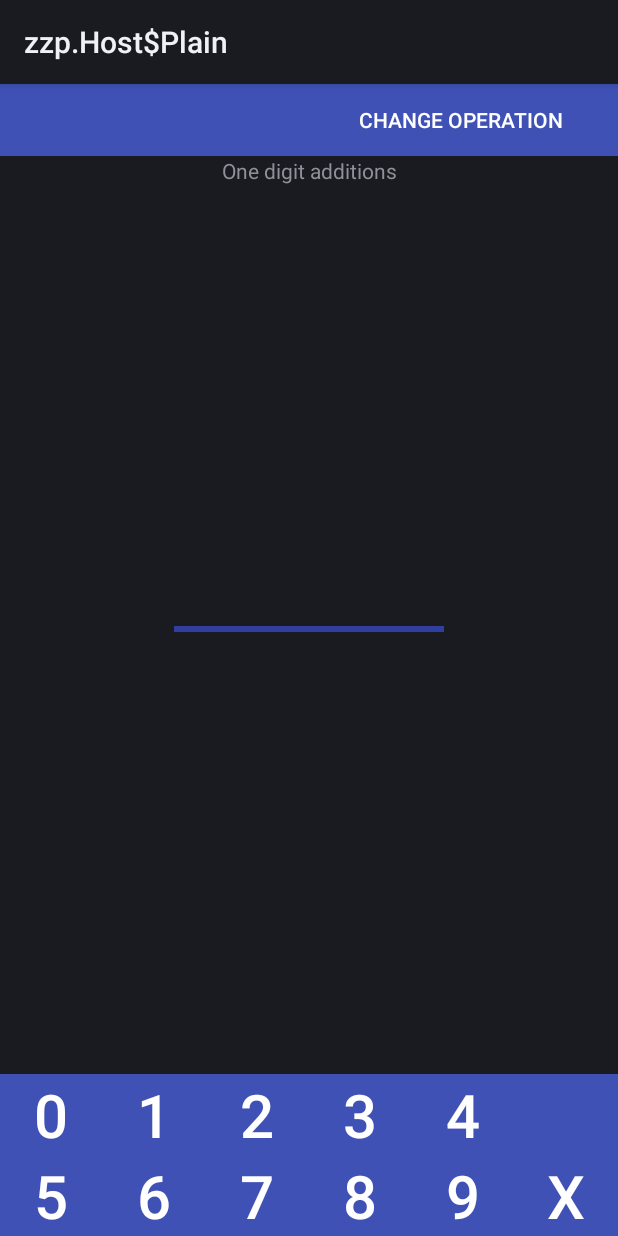
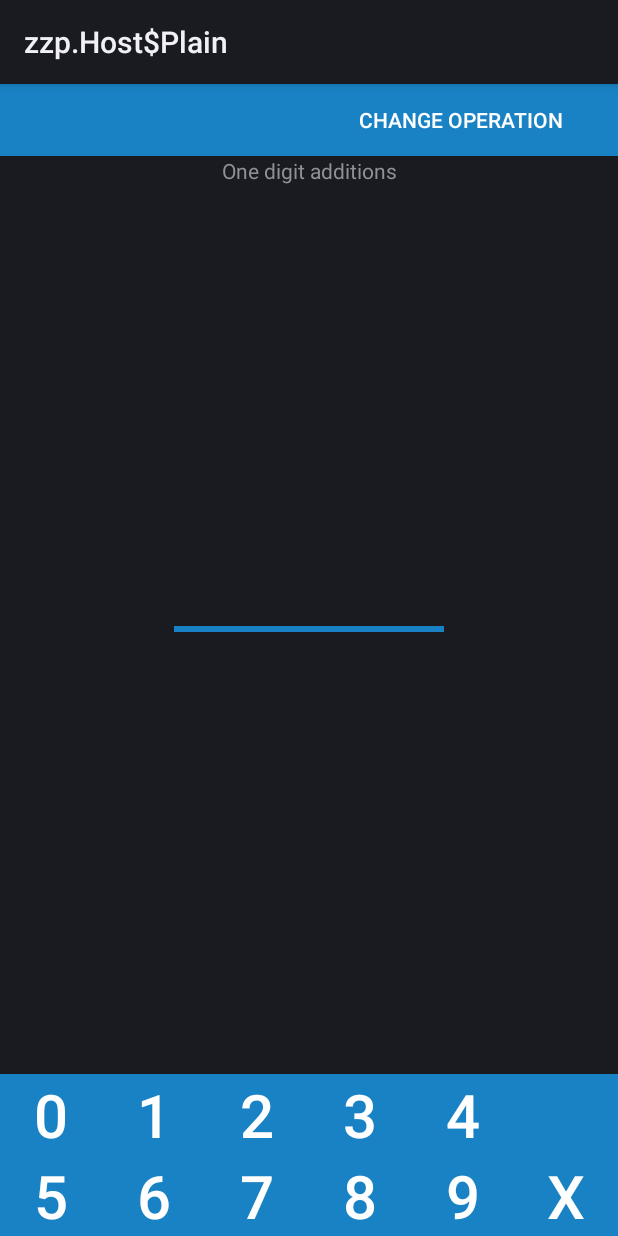
Before and after one commit to epman/mathops_android, an Android app: the layout activity_main.xml on its own in the app's theme, with its tools: preview values and no code run, on a phone screen of 412 x 824 dp. Run offline under Robolectric (Android 15) with nearby library versions, the light colour scheme and no system bars.

Commit message:
Colors update

```diff
--- a/base/src/main/res/drawable/ic_medal.xml
+++ b/base/src/main/res/drawable/ic_medal.xml
@@ -1,25 +1,23 @@
 <vector android:height="24dp" android:viewportHeight="1052.4"
     android:viewportWidth="744.09" android:width="24dp" xmlns:android="http://schemas.android.com/apk/res/android">
-    <path android:fillColor="#b50000"
-        android:pathData="m181.2,20l0,470.5l50,50 2,2 48,48 2,2 48,48 2,2 40.4,40.4l9.2,0l0.4,-0.4 42,-42 2,-2 46,-46 4,-4 46,-46 2,-2 50,-50l0,-470.5l-344.3,0z"
-        android:strokeColor="#5d3434" android:strokeWidth="20"/>
-    <path android:fillColor="#dc0000" android:pathData="m236.8,26l0,506.1l106.4,109.7l0,-615.8zM412.8,26l0,614.6l106.4,-106.7l0,-507.9z"/>
-    <path android:fillColor="#5d3434" android:pathData="M176.1,13.8l403.4,0l0,42.9l-403.4,0z"/>
-    <path android:fillColor="#ff4646"
+    <path android:fillColor="#fc1414"
+        android:pathData="m181.2,20 l0,470.5 50,50 2,2 48,48 2,2 48,48 2,2 40.4,40.4 9.2,0 0.4,-0.4 42,-42 2,-2 46,-46 4,-4 46,-46 2,-2 50,-50 0,-470.5 -344.3,0z"
+        android:strokeColor="#5d3434" android:strokeWidth="20.01799965"/>
+    <path android:fillColor="#dc0000" android:pathData="m236.8,26 l0,506.1 106.4,109.7 0,-615.8zM412.8,26 L412.8,640.6 519.2,533.9 519.2,26z"/>
+    <path android:fillColor="#5d3434" android:pathData="M176.1,13.8h403.4v42.9h-403.4z"/>
+    <path android:fillColor="#f4e468"
         android:pathData="m611.5,785.4a230.5,230.5 0,1 1,-461 0,230.5 230.5,0 1,1 461,0z"
         android:strokeColor="#414141" android:strokeWidth="2.7902"/>
-    <path android:fillColor="#7d7d7d" android:pathData="m611.5,785.4a230.5,230.5 0,1 1,-461 0,230.5 230.5,0 1,1 461,0z"/>
+    <path android:fillColor="#f8f074" android:pathData="m611.5,785.4a230.5,230.5 0,1 1,-461 0,230.5 230.5,0 1,1 461,0z"/>
     <path android:fillColor="#868686" android:pathData="m403.8,578.3a190.5,190.5 83.2,1 1,-45.5 378.2,190.5 190.5,83.2 1,1 45.5,-378.2z"/>
     <path android:fillColor="#777777" android:pathData="m407.2,596.1a190.5,190.5 0,1 1,-45.5 378.2,190.5 190.5,0 1,1 45.5,-378.2z"/>
-    <path android:fillColor="#5f5f5f" android:pathData="m381.1,603.7c-100.4,0 -181.8,81.4 -181.8,181.8 0,100.4 81.4,181.8 181.8,181.8 100.4,0 181.8,-81.4 181.8,-181.8 0,-100.4 -81.4,-181.8 -181.8,-181.8z"/>
+    <path android:fillColor="#dcb830" android:pathData="m381.1,603.7c-100.4,0 -181.8,81.4 -181.8,181.8 0,100.4 81.4,181.8 181.8,181.8 100.4,0 181.8,-81.4 181.8,-181.8 0,-100.4 -81.4,-181.8 -181.8,-181.8z"/>
     <path android:fillColor="#444444"
         android:pathData="m381.1,566.8c-120.8,0 -218.7,97.9 -218.7,218.7 0,120.8 97.9,218.7 218.7,218.7 120.8,0 218.7,-97.9 218.7,-218.7 0,-120.8 -97.9,-218.7 -218.7,-218.7zM381.1,603.7c100.4,0 181.8,81.4 181.8,181.8 0,100.4 -81.4,181.8 -181.8,181.8 -100.4,0 -181.8,-81.4 -181.8,-181.8 0,-100.4 81.4,-181.8 181.8,-181.8z"
         android:strokeColor="#414141" android:strokeWidth="9.0028"/>
-    <path android:fillColor="#cecec0" android:pathData="m381.1,566.8c-120.8,0 -218.7,97.9 -218.7,218.7 0,120.8 97.9,218.7 218.7,218.7 120.8,0 218.7,-97.9 218.7,-218.7 0,-120.8 -97.9,-218.7 -218.7,-218.7zM381.1,603.7c100.4,0 181.8,81.4 181.8,181.8 0,100.4 -81.4,181.8 -181.8,181.8 -100.4,0 -181.8,-81.4 -181.8,-181.8 0,-100.4 81.4,-181.8 181.8,-181.8z"/>
-    <path android:fillColor="#ffc022"
+    <path android:fillColor="#ecd454" android:pathData="m381.1,566.8c-120.8,0 -218.7,97.9 -218.7,218.7 0,120.8 97.9,218.7 218.7,218.7 120.8,0 218.7,-97.9 218.7,-218.7 0,-120.8 -97.9,-218.7 -218.7,-218.7zM381.1,603.7c100.4,0 181.8,81.4 181.8,181.8 0,100.4 -81.4,181.8 -181.8,181.8 -100.4,0 -181.8,-81.4 -181.8,-181.8 0,-100.4 81.4,-181.8 181.8,-181.8z"/>
+    <path android:fillAlpha="1" android:fillColor="#ffde22"
+        android:fillType="evenOdd"
         android:pathData="m255.6,716.4 l42.2,71.8 -40.1,73 83.3,-0.7 43.2,71.2 41.1,-72.5 83.3,-1.8 -42.2,-71.8 40.1,-73 -83.3,0.7 -43.2,-71.2 -41.1,72.5z"
-        android:strokeColor="#b88100" android:strokeWidth="18.065"/>
-    <path android:fillColor="#FF000000" android:pathData="m276.6,728.2 l35.2,59.8 -33.4,60.9 69.4,-0.6 36,59.4 34.2,-60.4 69.4,-1.5 -35.2,-59.8 33.4,-60.9 -69.4,0.6 -36,-59.4 -34.2,60.4z"/>
-    <path android:fillAlpha="0.72" android:fillColor="#FF000000"
-        android:pathData="m378.6,556.2c-125.5,0 -227.2,101.7 -227.2,227.2 0,41.9 11.4,81.1 31.1,114.8 57.8,7.2 121.3,2.2 185.1,-17 101.4,-30.5 182.6,-90.7 229.2,-161.3 -27.5,-94.6 -114.8,-163.7 -218.2,-163.7z" android:strokeAlpha="0.72"/>
+        android:strokeColor="#b88100" android:strokeWidth="18.06500053"/>
 </vector>
--- a/base/src/main/res/values/colors.xml
+++ b/base/src/main/res/values/colors.xml
@@ -1,8 +1,8 @@
 <?xml version="1.0" encoding="utf-8"?>
 <resources>
-    <color name="colorPrimary">#3F51B5</color>
-    <color name="colorPrimaryDark">#303F9F</color>
-    <color name="colorAccent">#FF4081</color>
+    <color name="colorPrimary">#1982c4</color>
+    <color name="colorPrimaryDark">#1982c4</color>
+    <color name="colorAccent">#63bd80</color>
 
-    <color name="ic_background">#6691e0</color>
+    <color name="ic_background">#1982c4</color>
 </resources>
--- a/operations/src/main/java/org/epm/math/operations/MainActivity.java
+++ b/operations/src/main/java/org/epm/math/operations/MainActivity.java
@@ -1,6 +1,7 @@
 package org.epm.math.operations;
 
 import android.graphics.Color;
+import android.media.AudioManager;
 import android.media.MediaPlayer;
 import android.os.Bundle;
 import android.os.Handler;
@@ -111,9 +112,15 @@ public final class MainActivity extends AppCompatActivity implements LoaderManag
 
     @Override
     public void onLoadFinished(Loader loader, Object data) {
+        final AudioManager audioManager = (AudioManager) getSystemService(AUDIO_SERVICE);
+        final int actualVolume = audioManager.getStreamVolume(AudioManager.STREAM_MUSIC);
+        audioManager.setStreamVolume(AudioManager.STREAM_MUSIC, actualVolume + 1, AudioManager.FLAG_SHOW_UI);
+
         final DataLoader l = (DataLoader)loader;
         mpLose = l.mpLose;
         mpVictory = l.mpVictory;
+        mpVictory.setVolume(0.5f,0.5f);
+        mpLose.setVolume(0.5f,0.5f);
     }
 
     @Override
--- a/operations/src/main/res/layout/activity_main.xml
+++ b/operations/src/main/res/layout/activity_main.xml
@@ -21,7 +21,8 @@
             android:layout_width="wrap_content"
             android:layout_height="match_parent"
             android:layout_weight="1"
-            app:srcCompat="@drawable/ic_medal" />
+            app:srcCompat="@drawable/ic_medal"
+            android:padding="2dp"/>
 
         <TextSwitcher
             android:id="@+id/textSwitcerPoints"
```
